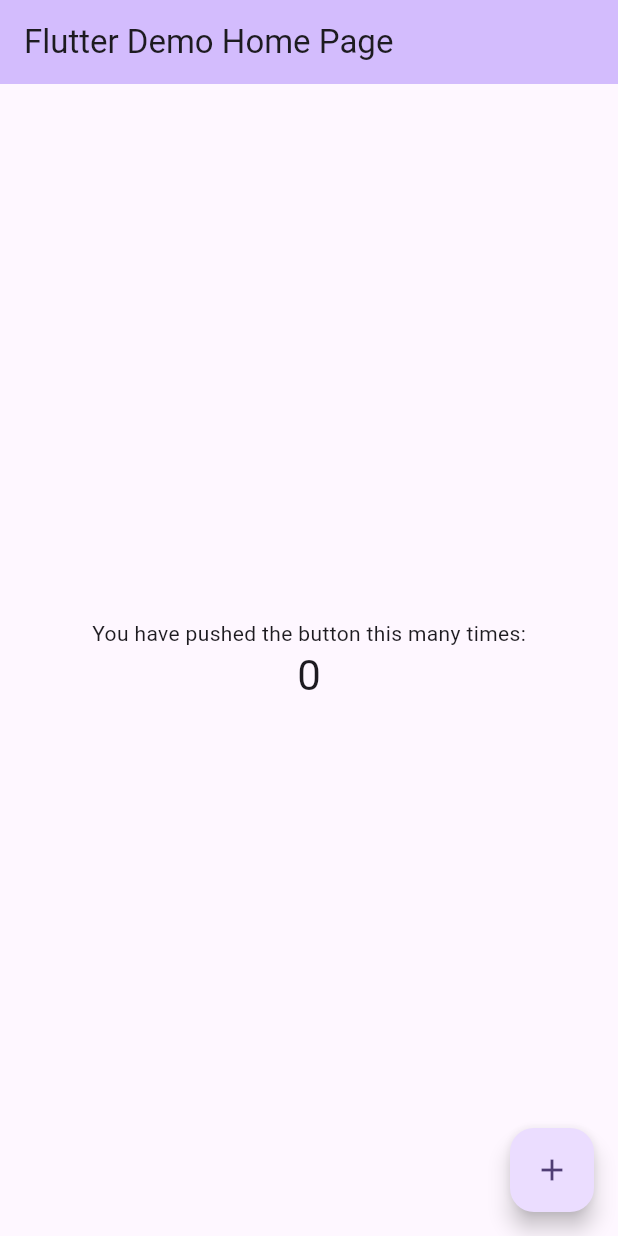
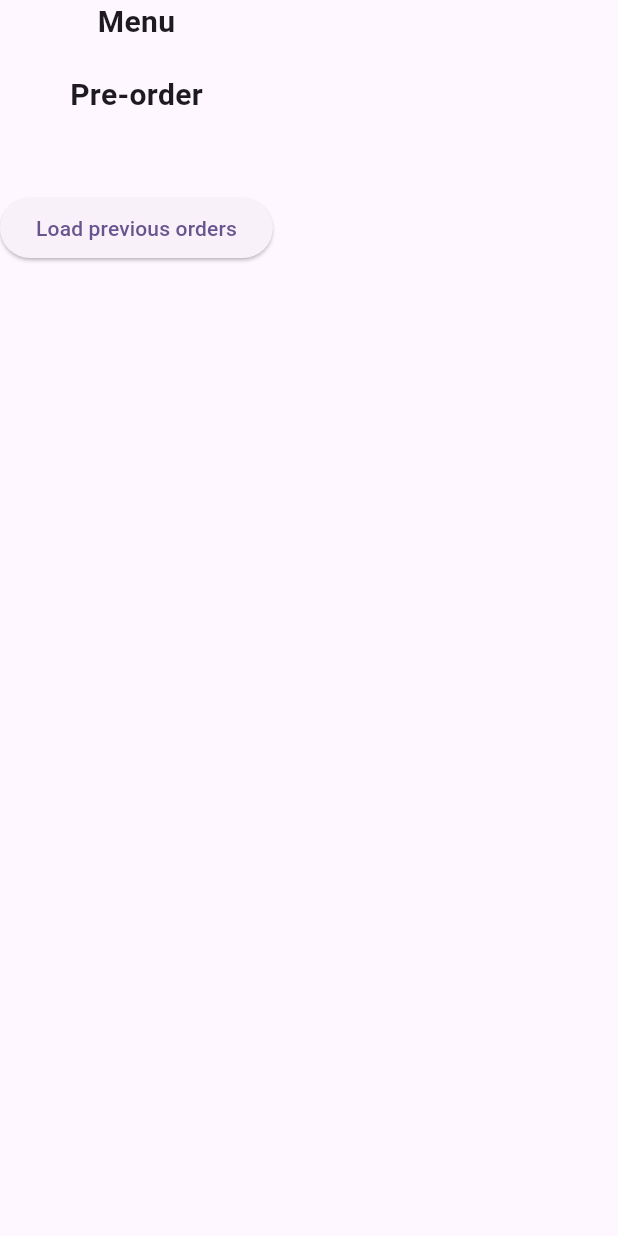
Before and after one commit to NikonovichN/restaurant_sqflite_ex, a Flutter app: the screen it shows after launch, on a phone screen of 412 x 824 dp. Run offline on Flutter 3.47's test engine with Material 3 defaults, Android fonts, the phone set to English and light mode, and no system bars; our stand-ins replace equatable, sqflite; accounts and stored records are empty.

Commit message:
first iteration

```diff
--- a/lib/main.dart
+++ b/lib/main.dart
@@ -1,125 +1,26 @@
 import 'package:flutter/material.dart';
 
-void main() {
+import 'src/my_app.dart';
+import 'src/data_base.dart';
+
+void main() async {
+  WidgetsFlutterBinding.ensureInitialized();
+  await initializeDataBase();
   runApp(const MyApp());
 }
 
 class MyApp extends StatelessWidget {
   const MyApp({super.key});
 
-  // This widget is the root of your application.
   @override
   Widget build(BuildContext context) {
     return MaterialApp(
       title: 'Flutter Demo',
       theme: ThemeData(
-        // This is the theme of your application.
-        //
-        // TRY THIS: Try running your application with "flutter run". You'll see
-        // the application has a purple toolbar. Then, without quitting the app,
-        // try changing the seedColor in the colorScheme below to Colors.green
-        // and then invoke "hot reload" (save your changes or press the "hot
-        // reload" button in a Flutter-supported IDE, or press "r" if you used
-        // the command line to start the app).
-        //
-        // Notice that the counter didn't reset back to zero; the application
-        // state is not lost during the reload. To reset the state, use hot
-        // restart instead.
-        //
-        // This works for code too, not just values: Most code changes can be
-        // tested with just a hot reload.
         colorScheme: ColorScheme.fromSeed(seedColor: Colors.deepPurple),
         useMaterial3: true,
       ),
-      home: const MyHomePage(title: 'Flutter Demo Home Page'),
+      home: const MyScaffoldApp(),
     );
   }
 }
-
-class MyHomePage extends StatefulWidget {
-  const MyHomePage({super.key, required this.title});
-
-  // This widget is the home page of your application. It is stateful, meaning
-  // that it has a State object (defined below) that contains fields that affect
-  // how it looks.
-
-  // This class is the configuration for the state. It holds the values (in this
-  // case the title) provided by the parent (in this case the App widget) and
-  // used by the build method of the State. Fields in a Widget subclass are
-  // always marked "final".
-
-  final String title;
-
-  @override
-  State<MyHomePage> createState() => _MyHomePageState();
-}
-
-class _MyHomePageState extends State<MyHomePage> {
-  int _counter = 0;
-
-  void _incrementCounter() {
-    setState(() {
-      // This call to setState tells the Flutter framework that something has
-      // changed in this State, which causes it to rerun the build method below
-      // so that the display can reflect the updated values. If we changed
-      // _counter without calling setState(), then the build method would not be
-      // called again, and so nothing would appear to happen.
-      _counter++;
-    });
-  }
-
-  @override
-  Widget build(BuildContext context) {
-    // This method is rerun every time setState is called, for instance as done
-    // by the _incrementCounter method above.
-    //
-    // The Flutter framework has been optimized to make rerunning build methods
-    // fast, so that you can just rebuild anything that needs updating rather
-    // than having to individually change instances of widgets.
-    return Scaffold(
-      appBar: AppBar(
-        // TRY THIS: Try changing the color here to a specific color (to
-        // Colors.amber, perhaps?) and trigger a hot reload to see the AppBar
-        // change color while the other colors stay the same.
-        backgroundColor: Theme.of(context).colorScheme.inversePrimary,
-        // Here we take the value from the MyHomePage object that was created by
-        // the App.build method, and use it to set our appbar title.
-        title: Text(widget.title),
-      ),
-      body: Center(
-        // Center is a layout widget. It takes a single child and positions it
-        // in the middle of the parent.
-        child: Column(
-          // Column is also a layout widget. It takes a list of children and
-          // arranges them vertically. By default, it sizes itself to fit its
-          // children horizontally, and tries to be as tall as its parent.
-          //
-          // Column has various properties to control how it sizes itself and
-          // how it positions its children. Here we use mainAxisAlignment to
-          // center the children vertically; the main axis here is the vertical
-          // axis because Columns are vertical (the cross axis would be
-          // horizontal).
-          //
-          // TRY THIS: Invoke "debug painting" (choose the "Toggle Debug Paint"
-          // action in the IDE, or press "p" in the console), to see the
-          // wireframe for each widget.
-          mainAxisAlignment: MainAxisAlignment.center,
-          children: <Widget>[
-            const Text(
-              'You have pushed the button this many times:',
-            ),
-            Text(
-              '$_counter',
-              style: Theme.of(context).textTheme.headlineMedium,
-            ),
-          ],
-        ),
-      ),
-      floatingActionButton: FloatingActionButton(
-        onPressed: _incrementCounter,
-        tooltip: 'Increment',
-        child: const Icon(Icons.add),
-      ), // This trailing comma makes auto-formatting nicer for build methods.
-    );
-  }
-}
--- /dev/null
+++ b/lib/src/controller.dart
@@ -0,0 +1,80 @@
+import 'dart:async';
+
+import 'state.dart';
+import 'repository.dart';
+
+abstract class RestaurantController {
+  Future<void> loadMenu();
+  Future<void> loadOrders();
+  Future<void> addOrder(Order order);
+  Stream<RestaurantState> get stream;
+  RestaurantState get state;
+}
+
+class RestaurantControllerImpl implements RestaurantController {
+  final StreamController<RestaurantState> _controller =
+      StreamController<RestaurantState>.broadcast();
+
+  RestaurantState _state = const RestaurantState(isLoading: false);
+
+  final RestaurantRepository _repository;
+
+  RestaurantControllerImpl({
+    required RestaurantRepository repository,
+  }) : _repository = repository;
+
+  @override
+  Stream<RestaurantState> get stream => _controller.stream;
+
+  @override
+  RestaurantState get state => _state;
+
+  void emit(RestaurantState newState) {
+    _state = newState;
+    _controller.add(newState);
+  }
+
+  @override
+  Future<void> loadMenu() async {
+    if (state.isLoading) {
+      return;
+    }
+
+    emit(_state.copyWith(isLoading: true, errorMessage: null));
+
+    try {
+      final menuResult = await _repository.loadMenu();
+
+      emit(_state.copyWith(isLoading: false, menuItems: menuResult));
+    } catch (error) {
+      emit(_state.copyWith(isLoading: false, errorMessage: error.toString()));
+    }
+  }
+
+  @override
+  Future<void> loadOrders() async {
+    if (state.isLoading) {
+      return;
+    }
+
+    emit(_state.copyWith(isLoading: true, errorMessage: null));
+
+    try {
+      final ordersResult = await _repository.loadOrders();
+
+      emit(_state.copyWith(isLoading: false, orders: ordersResult));
+    } catch (error) {
+      emit(_state.copyWith(isLoading: false, errorMessage: error.toString()));
+    }
+  }
+
+  @override
+  Future<void> addOrder(Order order) async {
+    try {
+      await _repository.addOrder(order);
+      loadOrders();
+    } catch (error) {
+      emit(_state.copyWith(isLoading: false, errorMessage: error.toString()));
+    }
+  }
+}
--- /dev/null
+++ b/lib/src/data_base.dart
@@ -0,0 +1,52 @@
+import 'package:sqflite/sqflite.dart';
+
+enum DataBasePath {
+  menu("menu"),
+  orders("orders"),
+  ;
+
+  const DataBasePath(this.path);
+
+  final String path;
+}
+
+late final Database menuDB;
+late final Database ordersDB;
+
+Future<void> initializeDataBase() async {
+  final databasesPath = await getDatabasesPath();
+
+  menuDB = await openDatabase('$databasesPath${DataBasePath.menu}', version: 2,
+      onCreate: (Database db, int version) async {
+    // When creating the db, create the table
+    await db.execute(
+        'CREATE TABLE Menu (menuId INTEGER PRIMARY KEY NOT NULL, title TEXT, price DOUBLE, main BOOLEAN)');
+  });
+  // menuDB.insert(
+  //   'Menu',
+  //   {'title': 'Coca Cola', 'price': 10.0, 'main': false},
+  //   conflictAlgorithm: ConflictAlgorithm.ignore,
+  // );
+  // menuDB.insert(
+  //   'Menu',
+  //   {'title': 'Pepsi', 'price': 5.0, 'main': false},
+  //   conflictAlgorithm: ConflictAlgorithm.ignore,
+  // );
+  // menuDB.insert(
+  //   'Menu',
+  //   {'title': 'Burger', 'price': 25.0, 'main': true},
+  //   conflictAlgorithm: ConflictAlgorithm.ignore,
+  // );
+  // menuDB.insert(
+  //   'Menu',
+  //   {'title': 'Cheeseburger', 'price': 22.0, 'main': true},
+  //   conflictAlgorithm: ConflictAlgorithm.ignore,
+  // );
+  // await deleteDatabase('$databasesPath${DataBasePath.orders}');
+  ordersDB = await openDatabase('$databasesPath${DataBasePath.orders}', version: 1,
+      onCreate: (Database db, int version) async {
+    // When creating the db, create the table
+    await db.execute(
+        'CREATE TABLE Orders (orderId INTEGER PRIMARY KEY NOT NULL, orderPrice DOUBLE, orderItems TEXT)');
+  });
+}
--- /dev/null
+++ b/lib/src/my_app.dart
@@ -0,0 +1,16 @@
+import 'package:flutter/material.dart';
+
+import 'screen.dart';
+
+class MyScaffoldApp extends StatelessWidget {
+  const MyScaffoldApp({super.key});
+
+  @override
+  Widget build(BuildContext context) {
+    return Scaffold(
+      body: SingleChildScrollView(
+        child: Screen(),
+      ),
+    );
+  }
+}
--- /dev/null
+++ b/lib/src/repository.dart
@@ -0,0 +1,67 @@
+import 'package:sqflite/sqflite.dart';
+
+import 'state.dart';
+
+abstract class RestaurantRepository {
+  Future<List<MenuItem>> loadMenu();
+  Future<List<Order>> loadOrders();
+  Future<void> addOrder(Order order);
+}
+
+class RestaurantRepositoryImpl implements RestaurantRepository {
+  final Database _menu;
+  final Database _orders;
+
+  const RestaurantRepositoryImpl({
+    required Database menu,
+    required Database orders,
+  })  : _menu = menu,
+        _orders = orders;
+
+  @override
+  Future<List<MenuItem>> loadMenu() async {
+    List<Map> res = await _menu.rawQuery('SELECT * FROM Menu');
+    return res
+        .map((e) => MenuItem(
+              id: e['menuId'],
+              title: e['title'],
+              price: e['price'],
+              isMain: e['main'] == 1,
+            ))
+        .toList();
+  }
+
+  @override
+  Future<List<Order>> loadOrders() async {
+    List<Map> res = await _orders.rawQuery('SELECT * FROM Orders');
+    return res.map((e) {
+      final items = (e['orderItems'] as String).replaceAll('(', '').replaceAll(')', '').split(', ');
+      return Order(
+        id: e['orderId'],
+        price: e['orderPrice'],
+        menuItems: items
+            .map(
+              (e) => OrderItem(
+                count: int.parse(e.split(':')[0]),
+                menuItemId: int.parse(
+                  e.split(':')[1],
+                ),
+              ),
+            )
+            .toList(),
+      );
+    }).toList();
+  }
+
+  @override
+  Future<void> addOrder(Order order) async {
+    _orders.insert(
+      'Orders',
+      {
+        'orderPrice': order.price,
+        'orderItems': order.menuItems.map((e) => '${e.count}:${e.menuItemId}').toString()
+      },
+      conflictAlgorithm: ConflictAlgorithm.replace,
+    );
+  }
+}
--- /dev/null
+++ b/lib/src/screen.dart
@@ -0,0 +1,317 @@
+import 'package:flutter/material.dart';
+
+import 'state.dart';
+import 'controller.dart';
+import 'repository.dart';
+import 'data_base.dart';
+
+class Screen extends StatelessWidget {
+  const Screen({super.key});
+
+  @override
+  Widget build(BuildContext context) {
+    final controller = RestaurantControllerImpl(
+      repository: RestaurantRepositoryImpl(
+        menu: menuDB,
+        orders: ordersDB,
+      ),
+    );
+
+    controller.loadMenu();
+
+    return StreamBuilder<RestaurantState>(
+      stream: controller.stream,
+      builder: (context, snapshot) {
+        if (!snapshot.hasData || (snapshot.data?.isLoading != null && snapshot.data!.isLoading)) {
+          return const Center(child: CircularProgressIndicator());
+        }
+
+        if (snapshot.data?.errorMessage != null) {
+          return _Error(message: snapshot.data!.errorMessage!);
+        }
+
+        final menuItems = snapshot.data!.menuItems!;
+        final orders = snapshot.data?.orders;
+
+        return Column(
+          children: [
+            _Menu(
+              menuItems: menuItems,
+              makeOrder: controller.addOrder,
+            ),
+            SizedBox(height: 20),
+            if (orders != null)
+              _Orders(
+                orders: orders,
+                menuItems: menuItems,
+              )
+            else
+              ElevatedButton(
+                onPressed: controller.loadOrders,
+                child: Text('Load previous orders'),
+              ),
+            SizedBox(height: 40.0),
+          ],
+        );
+      },
+    );
+  }
+}
+
+class _Error extends StatelessWidget {
+  final String message;
+  const _Error({required this.message});
+
+  @override
+  Widget build(BuildContext context) {
+    return Center(child: Text(message));
+  }
+}
+
+class _Menu extends StatefulWidget {
+  final List<MenuItem> menuItems;
+  final void Function(Order order) makeOrder;
+
+  const _Menu({required this.menuItems, required this.makeOrder});
+
+  @override
+  State<_Menu> createState() => __MenuState();
+}
+
+class __MenuState extends State<_Menu> {
+  Order? order;
+
+  void _addOrRemoveToOrder(MenuItem menuItem) {
+    if (order == null) {
+      order = Order(
+        price: menuItem.price,
+        menuItems: [OrderItem(count: 1, menuItemId: menuItem.id)],
+      );
+    } else {
+      List<OrderItem> orderItems = List.from(order!.menuItems);
+      double lastPrice = order?.price ?? 0.0;
+
+      final orderItem = OrderItem(count: 1, menuItemId: menuItem.id);
+      if (orderItems.where((el) => el.menuItemId == menuItem.id).isEmpty) {
+        orderItems.add(orderItem);
+        lastPrice += menuItem.price;
+      } else {
+        final removedItem = orderItems.firstWhere((el) => el.menuItemId == menuItem.id);
+        lastPrice -= menuItem.price * removedItem.count;
+        orderItems.remove(removedItem);
+      }
+
+      order = Order(price: lastPrice, menuItems: orderItems);
+    }
+
+    setState(() {});
+  }
+
+  void _increaseCountOfItem(OrderItem orderItem) {
+    if (order == null) return;
+
+    List<OrderItem> orderItems = List.from(order!.menuItems);
+    final itemPrice =
+        widget.menuItems.firstWhere((menuItem) => menuItem.id == orderItem.menuItemId).price;
+    double lastPrice = order!.price;
+
+    lastPrice += itemPrice;
+
+    order = Order(
+        price: lastPrice,
+        menuItems: orderItems
+            .map(
+              (el) => el.menuItemId == orderItem.menuItemId
+                  ? OrderItem(count: el.count + 1, menuItemId: el.menuItemId)
+                  : el,
+            )
+            .toList());
+    setState(() {});
+  }
+
+  void _decreaseCountOfItem(OrderItem orderItem) {
+    if (order == null) return;
+
+    List<OrderItem> orderItems = List.from(order!.menuItems);
+    final itemPrice =
+        widget.menuItems.firstWhere((menuItem) => menuItem.id == orderItem.menuItemId).price;
+    double lastPrice = order!.price;
+
+    lastPrice -= itemPrice;
+
+    order = Order(
+        price: lastPrice,
+        menuItems: orderItems
+            .map(
+              (el) => el.menuItemId == orderItem.menuItemId
+                  ? OrderItem(count: el.count - 1, menuItemId: el.menuItemId)
+                  : el,
+            )
+            .toList());
+    setState(() {});
+  }
+
+  @override
+  Widget build(BuildContext context) {
+    return Column(
+      children: [
+        Text(
+          'Menu',
+          style: TextStyle(fontWeight: FontWeight.bold, fontSize: 20.0),
+        ),
+        ...widget.menuItems.map(
+          (el) => _MenuItem(
+            item: el,
+            onTap: () => _addOrRemoveToOrder(el),
+          ),
+        ),
+        SizedBox(height: 20.0),
+        Text(
+          'Pre-order',
+          style: TextStyle(fontWeight: FontWeight.bold, fontSize: 20.0),
+        ),
+        SizedBox(height: 10.0),
+        if (order != null) ...[
+          ...order!.menuItems.map(
+            (e) => Row(
+              crossAxisAlignment: CrossAxisAlignment.center,
+              mainAxisAlignment: MainAxisAlignment.spaceAround,
+              children: [
+                IconButton(
+                  onPressed: e.count > 1 ? () => _decreaseCountOfItem(e) : null,
+                  icon: Icon(
+                    Icons.exposure_minus_1_rounded,
+                  ),
+                ),
+                Text(widget.menuItems.firstWhere((i) => i.id == e.menuItemId).title),
+                Text('count: ${e.count}'),
+                IconButton(
+                  onPressed: () => _increaseCountOfItem(e),
+                  icon: Icon(
+                    Icons.exposure_plus_1_rounded,
+                  ),
+                ),
+              ],
+            ),
+          ),
+          SizedBox(height: 10.0),
+          Text(
+            'Total price: ${order!.price}',
+            style: TextStyle(fontWeight: FontWeight.bold, fontSize: 16.0),
+          )
+        ],
+        SizedBox(height: 20.0),
+        if (order != null)
+          ElevatedButton(
+            onPressed: () => widget.makeOrder(order!),
+            child: Text('Make Order'),
+          ),
+      ],
+    );
+  }
+}
+
+class _MenuItem extends StatelessWidget {
+  final void Function() onTap;
+  final MenuItem item;
+
+  const _MenuItem({required this.onTap, required this.item});
+
+  @override
+  Widget build(BuildContext context) {
+    return GestureDetector(
+      onTap: onTap,
+      child: SizedBox(
+        width: double.infinity,
+        height: 100.0,
+        child: Card(
+          margin: EdgeInsets.symmetric(horizontal: 16.0, vertical: 5.0),
+          child: Row(
+            children: [
+              SizedBox(
+                width: 100.0,
+                height: 100.0,
+                child: Image(
+                  image: AssetImage('assets/images/${item.title.toLowerCase()}.jpg'),
+                ),
+              ),
+              SizedBox(width: 20),
+              Column(
+                crossAxisAlignment: CrossAxisAlignment.start,
+                children: [
+                  Text(
+                    item.title,
+                    style: TextStyle(
+                      fontSize: 20.0,
+                      fontWeight: FontWeight.w500,
+                      color: Colors.brown,
+                    ),
+                  ),
+                  Text(
+                    'Price: ${item.price}\$',
+                    style: TextStyle(fontSize: 16.0, fontWeight: FontWeight.w600),
+                  ),
+                ],
+              )
+            ],
+          ),
+        ),
+      ),
+    );
+  }
+}
+
+class _Orders extends StatelessWidget {
+  final List<Order> orders;
+  final List<MenuItem> menuItems;
+
+  const _Orders({required this.orders, required this.menuItems});
+
+  @override
+  Widget build(BuildContext context) {
+    return Column(
+      children: [
+        Text(
+          'Completed orders',
+          style: TextStyle(fontWeight: FontWeight.bold, fontSize: 20.0),
+        ),
+        ...orders.map((e) {
+          return Card(
+            margin: EdgeInsets.symmetric(horizontal: 16.0, vertical: 5.0),
+            child: Padding(
+              padding: const EdgeInsets.all(8.0),
+              child: Column(
+                children: [
+                  Row(
+                    children: [
+                      Text(
+                        'Order Number: ${e.id ?? 0.0}',
+                        style: TextStyle(fontWeight: FontWeight.bold),
+                      ),
+                    ],
+                  ),
+                  SizedBox(height: 8.0),
+                  ...e.menuItems.map(
+                    (e) => Text(
+                      '${menuItems.firstWhere((i) => i.id == e.menuItemId).title}  - ${e.count}',
+                    ),
+                  ),
+                  SizedBox(height: 8.0),
+                  Row(
+                    mainAxisAlignment: MainAxisAlignment.end,
+                    children: [
+                      Text(
+                        'Full price: ${e.price}\$',
+                        style: TextStyle(fontWeight: FontWeight.bold),
+                      ),
+                    ],
+                  )
+                ],
+              ),
+            ),
+          );
+        })
+      ],
+    );
+  }
+}
--- /dev/null
+++ b/lib/src/state.dart
@@ -0,0 +1,69 @@
+import 'package:equatable/equatable.dart';
+
+class MenuItem extends Equatable {
+  final int id;
+  final String title;
+  final double price;
+  final bool isMain;
+
+  const MenuItem({
+    required this.id,
+    required this.title,
+    required this.price,
+    required this.isMain,
+  });
+
+  @override
+  List<Object?> get props => [title, price, isMain];
+}
+
+class OrderItem extends Equatable {
+  final int menuItemId;
+  final int count;
+
+  const OrderItem({required this.count, required this.menuItemId});
+
+  @override
+  List<Object?> get props => [menuItemId, count];
+}
+
+class Order extends Equatable {
+  final int? id;
+  final double price;
+  final List<OrderItem> menuItems;
+
+  const Order({
+    this.id,
+    required this.price,
+    required this.menuItems,
+  });
+
+  @override
+  List<Object?> get props => [id, price, menuItems];
+}
+
+class RestaurantState extends Equatable {
+  final bool isLoading;
+  final List<MenuItem>? menuItems;
+  final List<Order>? orders;
+  final String? errorMessage;
+
+  const RestaurantState({required this.isLoading, this.menuItems, this.orders, this.errorMessage});
+
+  @override
+  List<Object?> get props => [isLoading, menuItems, orders, errorMessage];
+
+  RestaurantState copyWith({
+    required bool isLoading,
+    List<MenuItem>? menuItems,
+    List<Order>? orders,
+    String? errorMessage,
+  }) {
+    return RestaurantState(
+      isLoading: isLoading,
+      menuItems: menuItems ?? this.menuItems,
+      orders: orders ?? this.orders,
+      errorMessage: errorMessage ?? this.errorMessage,
+    );
+  }
+}
```
Also changed, not shown: pubspec.yaml (+5 -5 lines), assets/images/burger.jpg (added), assets/images/cheeseburger.jpg (added), assets/images/coca cola.jpg (added), assets/images/pepsi.jpg (added), pubspec.lock, 1 other file.
